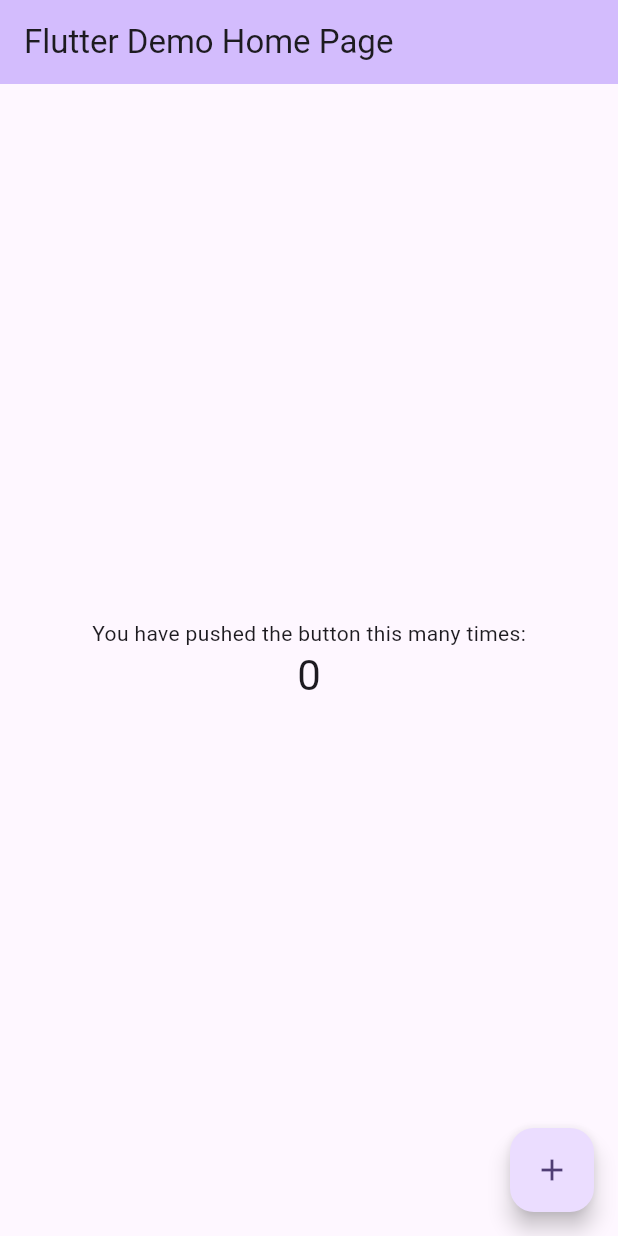
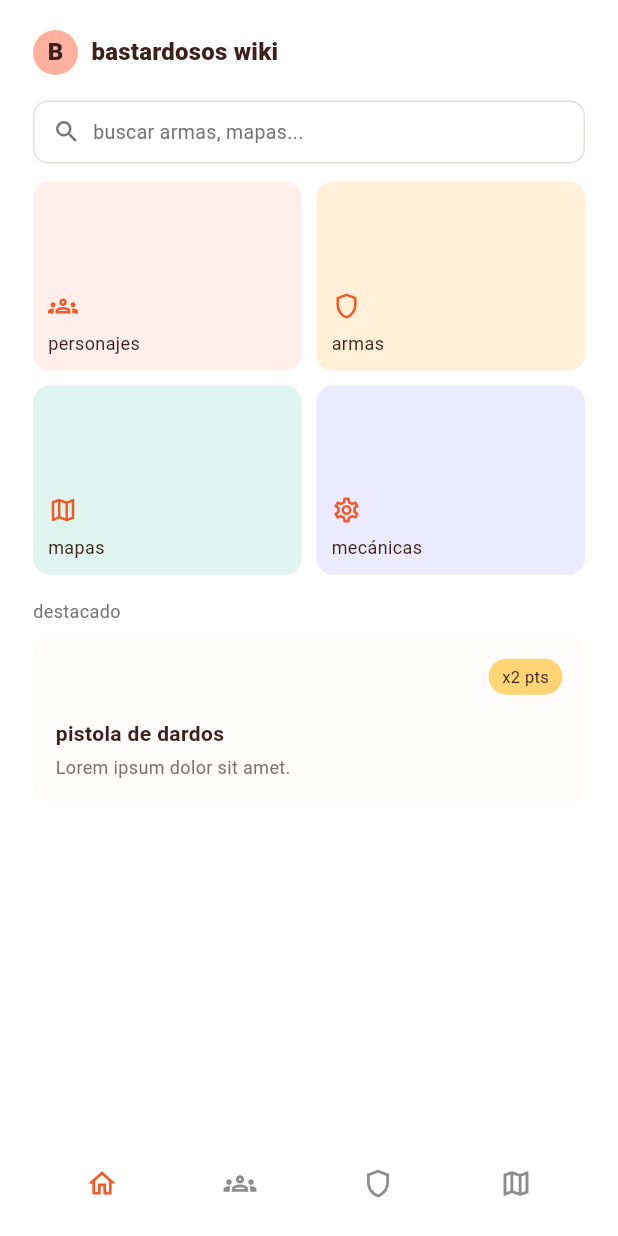
Before and after one commit to CrazyBread7364/Bearstards_Movil_Application, a Flutter app: the screen it shows after launch, on a phone screen of 412 x 824 dp. Run offline on Flutter 3.47's test engine with Material 3 defaults, Android fonts, the phone set to English and light mode, and no system bars; Roboto replaces fonts that are missing (Arial).

Commit message:
feat: primeros disenos

```diff
--- a/lib/main.dart
+++ b/lib/main.dart
@@ -1,122 +1,140 @@
 import 'package:flutter/material.dart';
 
-void main() {
-  runApp(const MyApp());
-}
+void main() => runApp(const BastardososWikiApp());
 
-class MyApp extends StatelessWidget {
-  const MyApp({super.key});
+class BastardososWikiApp extends StatelessWidget {
+  const BastardososWikiApp({super.key});
 
-  // This widget is the root of your application.
   @override
   Widget build(BuildContext context) {
     return MaterialApp(
-      title: 'Flutter Demo',
+      debugShowCheckedModeBanner: false,
+      title: 'Bastardosos Wiki',
       theme: ThemeData(
-        // This is the theme of your application.
-        //
-        // TRY THIS: Try running your application with "flutter run". You'll see
-        // the application has a purple toolbar. Then, without quitting the app,
-        // try changing the seedColor in the colorScheme below to Colors.green
-        // and then invoke "hot reload" (save your changes or press the "hot
-        // reload" button in a Flutter-supported IDE, or press "r" if you used
-        // the command line to start the app).
-        //
-        // Notice that the counter didn't reset back to zero; the application
-        // state is not lost during the reload. To reset the state, use hot
-        // restart instead.
-        //
-        // This works for code too, not just values: Most code changes can be
-        // tested with just a hot reload.
-        colorScheme: .fromSeed(seedColor: Colors.deepPurple),
+        useMaterial3: true,
+        scaffoldBackgroundColor: Colors.white,
+        colorScheme: ColorScheme.fromSeed(seedColor: _orange),
+        fontFamily: 'Arial',
       ),
-      home: const MyHomePage(title: 'Flutter Demo Home Page'),
+      home: const HomeScreen(),
     );
   }
 }
 
-class MyHomePage extends StatefulWidget {
-  const MyHomePage({super.key, required this.title});
+const _ink = Color(0xFF3C201B);
+const _muted = Color(0xFF737373);
+const _orange = Color(0xFFF05A28);
 
-  // This widget is the home page of your application. It is stateful, meaning
-  // that it has a State object (defined below) that contains fields that affect
-  // how it looks.
-
-  // This class is the configuration for the state. It holds the values (in this
-  // case the title) provided by the parent (in this case the App widget) and
-  // used by the build method of the State. Fields in a Widget subclass are
-  // always marked "final".
-
-  final String title;
+class HomeScreen extends StatelessWidget {
+  const HomeScreen({super.key});
 
   @override
-  State<MyHomePage> createState() => _MyHomePageState();
+  Widget build(BuildContext context) => Scaffold(
+        body: SafeArea(
+          child: Padding(
+            padding: const EdgeInsets.fromLTRB(22, 20, 22, 8),
+            child: Column(crossAxisAlignment: CrossAxisAlignment.start, children: [
+              Row(children: [
+                const CircleAvatar(radius: 15, backgroundColor: Color(0xFFFFB09C), child: Text('B', style: TextStyle(color: _ink, fontWeight: FontWeight.w800))),
+                const SizedBox(width: 9),
+                Text('bastardosos wiki', style: Theme.of(context).textTheme.titleMedium?.copyWith(fontWeight: FontWeight.w800, color: _ink)),
+              ]),
+              const SizedBox(height: 17),
+              const _SearchField(),
+              const SizedBox(height: 12),
+              Expanded(child: SingleChildScrollView(child: Column(crossAxisAlignment: CrossAxisAlignment.start, children: [
+                GridView.count(
+                  crossAxisCount: 2, shrinkWrap: true, physics: const NeverScrollableScrollPhysics(), childAspectRatio: 1.42, crossAxisSpacing: 10, mainAxisSpacing: 10,
+                  children: [
+                    const _CategoryCard(label: 'personajes', icon: Icons.groups_outlined, color: Color(0xFFFFEEE9)),
+                    _CategoryCard(label: 'armas', icon: Icons.shield_outlined, color: const Color(0xFFFFF0D7), onTap: () => Navigator.of(context).push(MaterialPageRoute(builder: (_) => const WeaponsScreen()))),
+                    const _CategoryCard(label: 'mapas', icon: Icons.map_outlined, color: Color(0xFFE0F5EF)),
+                    const _CategoryCard(label: 'mecánicas', icon: Icons.settings_outlined, color: Color(0xFFEBEAFF)),
+                  ],
+                ),
+                const SizedBox(height: 16),
+                const Text('destacado', style: TextStyle(fontSize: 12, color: _muted)),
+                const SizedBox(height: 8),
+                InkWell(
+                  borderRadius: BorderRadius.circular(12), onTap: () => Navigator.of(context).push(MaterialPageRoute(builder: (_) => const DetailScreen())),
+                  child: Container(width: double.infinity, padding: const EdgeInsets.all(15), decoration: BoxDecoration(color: const Color(0xFFFFFCFB), borderRadius: BorderRadius.circular(12)), child: Column(crossAxisAlignment: CrossAxisAlignment.start, children: [
+                    const Align(alignment: Alignment.topRight, child: _Pill(text: 'x2 pts', color: Color(0xFFFFD475))),
+                    const SizedBox(height: 16), const Text('pistola de dardos', style: TextStyle(fontWeight: FontWeight.w600, color: _ink)), const SizedBox(height: 4), const Text('Lorem ipsum dolor sit amet.', style: TextStyle(color: _muted, fontSize: 12)),
+                  ])),
+                ),
+              ]))),
+              const _BottomNavigation(active: 0),
+            ]),
+          ),
+        ),
+      );
 }
 
-class _MyHomePageState extends State<MyHomePage> {
-  int _counter = 0;
-
-  void _incrementCounter() {
-    setState(() {
-      // This call to setState tells the Flutter framework that something has
-      // changed in this State, which causes it to rerun the build method below
-      // so that the display can reflect the updated values. If we changed
-      // _counter without calling setState(), then the build method would not be
-      // called again, and so nothing would appear to happen.
-      _counter++;
-    });
-  }
-
+class WeaponsScreen extends StatelessWidget {
+  const WeaponsScreen({super.key});
   @override
   Widget build(BuildContext context) {
-    // This method is rerun every time setState is called, for instance as done
-    // by the _incrementCounter method above.
-    //
-    // The Flutter framework has been optimized to make rerunning build methods
-    // fast, so that you can just rebuild anything that needs updating rather
-    // than having to individually change instances of widgets.
+    final weapons = [
+      ('spray y mechero', 'lanzallamas improvisado', Icons.local_fire_department_outlined, const Color(0xFFFFECD4)),
+      ('aguja para coser', 'arma blanca básica', Icons.push_pin_outlined, const Color(0xFFFFEDE9)),
+      ('pistola de dardos', 'ronda final, x2 puntos', Icons.gps_fixed, const Color(0xFFFFF0D7)),
+      ('caja de galletas', 'curación mayor', Icons.link, const Color(0xFFE0F5EF)),
+    ];
     return Scaffold(
-      appBar: AppBar(
-        // TRY THIS: Try changing the color here to a specific color (to
-        // Colors.amber, perhaps?) and trigger a hot reload to see the AppBar
-        // change color while the other colors stay the same.
-        backgroundColor: Theme.of(context).colorScheme.inversePrimary,
-        // Here we take the value from the MyHomePage object that was created by
-        // the App.build method, and use it to set our appbar title.
-        title: Text(widget.title),
-      ),
-      body: Center(
-        // Center is a layout widget. It takes a single child and positions it
-        // in the middle of the parent.
-        child: Column(
-          // Column is also a layout widget. It takes a list of children and
-          // arranges them vertically. By default, it sizes itself to fit its
-          // children horizontally, and tries to be as tall as its parent.
-          //
-          // Column has various properties to control how it sizes itself and
-          // how it positions its children. Here we use mainAxisAlignment to
-          // center the children vertically; the main axis here is the vertical
-          // axis because Columns are vertical (the cross axis would be
-          // horizontal).
-          //
-          // TRY THIS: Invoke "debug painting" (choose the "Toggle Debug Paint"
-          // action in the IDE, or press "p" in the console), to see the
-          // wireframe for each widget.
-          mainAxisAlignment: .center,
-          children: [
-            const Text('You have pushed the button this many times:'),
-            Text(
-              '$_counter',
-              style: Theme.of(context).textTheme.headlineMedium,
-            ),
-          ],
-        ),
-      ),
-      floatingActionButton: FloatingActionButton(
-        onPressed: _incrementCounter,
-        tooltip: 'Increment',
-        child: const Icon(Icons.add),
-      ),
+      appBar: AppBar(leading: IconButton(icon: const Icon(Icons.arrow_back), onPressed: () => Navigator.pop(context)), title: const Text('armas', style: TextStyle(fontWeight: FontWeight.w800, fontSize: 16))),
+      body: SafeArea(top: false, child: Padding(padding: const EdgeInsets.fromLTRB(22, 8, 22, 8), child: Column(children: [
+        Expanded(child: ListView.separated(
+          itemCount: weapons.length, separatorBuilder: (_, _) => const Divider(height: 1, color: Color(0xFFE8E2DE)),
+          itemBuilder: (context, index) { final item = weapons[index]; return InkWell(onTap: () => Navigator.of(context).push(MaterialPageRoute(builder: (_) => const DetailScreen())), child: Padding(padding: const EdgeInsets.symmetric(vertical: 11), child: Row(children: [
+            Container(width: 34, height: 34, decoration: BoxDecoration(color: item.$4, borderRadius: BorderRadius.circular(9)), child: Icon(item.$3, size: 18, color: _orange)), const SizedBox(width: 10),
+            Expanded(child: Column(crossAxisAlignment: CrossAxisAlignment.start, children: [Text(item.$1, style: const TextStyle(fontWeight: FontWeight.w600, color: _ink)), Text(item.$2, style: const TextStyle(fontSize: 12, color: _muted))])), const Icon(Icons.chevron_right, color: _muted),
+          ]))); },
+        )),
+        const _BottomNavigation(active: 2),
+      ]))),
     );
   }
 }
+
+class DetailScreen extends StatelessWidget {
+  const DetailScreen({super.key});
+  @override
+  Widget build(BuildContext context) => Scaffold(
+        appBar: AppBar(leading: IconButton(icon: const Icon(Icons.arrow_back), onPressed: () => Navigator.pop(context)), title: const Text('armas', style: TextStyle(fontWeight: FontWeight.w800, fontSize: 16))),
+        body: SafeArea(top: false, child: Padding(padding: const EdgeInsets.fromLTRB(22, 12, 22, 22), child: Column(crossAxisAlignment: CrossAxisAlignment.start, children: [
+          Container(height: 122, width: double.infinity, decoration: BoxDecoration(color: const Color(0xFFFFEEE9), borderRadius: BorderRadius.circular(12)), child: const Center(child: Icon(Icons.gps_fixed, size: 46, color: _orange))),
+          const SizedBox(height: 15), const Text('pistola de dardos', style: TextStyle(fontSize: 19, fontWeight: FontWeight.w800, color: _ink)), const SizedBox(height: 8),
+          const Row(children: [_Pill(text: 'x2 puntos', color: Color(0xFFFFD475)), SizedBox(width: 8), _Pill(text: '6 disparos', color: Color(0xFFF5F1EF))]),
+          const SizedBox(height: 18), const Row(children: [_Stat(title: 'alto', caption: 'daño'), _Stat(title: 'medio', caption: 'alcance'), _Stat(title: 'limitada', caption: 'munición')]), const SizedBox(height: 20),
+          const Text('Lorem ipsum dolor sit amet, consectetur adipiscing elit. Sed posuere lorem id quam interdum, a lobortis massa feugiat.', style: TextStyle(height: 1.45, color: _muted)),
+          const Spacer(),
+          OutlinedButton(onPressed: () => Navigator.pop(context), style: OutlinedButton.styleFrom(minimumSize: const Size.fromHeight(48), foregroundColor: _ink, side: const BorderSide(color: Color(0xFFD7CCC7)), shape: RoundedRectangleBorder(borderRadius: BorderRadius.circular(10))), child: const Text('volver a la lista')),
+        ])),
+      );
+}
+
+class _SearchField extends StatelessWidget {
+  const _SearchField();
+  @override Widget build(BuildContext context) => Container(height: 42, decoration: BoxDecoration(border: Border.all(color: const Color(0xFFE5DFDB)), borderRadius: BorderRadius.circular(10)), child: const Row(children: [SizedBox(width: 12), Icon(Icons.search, size: 19, color: _muted), SizedBox(width: 8), Text('buscar armas, mapas...', style: TextStyle(color: _muted, fontSize: 13))]));
+}
+
+class _CategoryCard extends StatelessWidget {
+  const _CategoryCard({required this.label, required this.icon, required this.color, this.onTap});
+  final String label; final IconData icon; final Color color; final VoidCallback? onTap;
+  @override Widget build(BuildContext context) => InkWell(onTap: onTap, borderRadius: BorderRadius.circular(11), child: Ink(decoration: BoxDecoration(color: color, borderRadius: BorderRadius.circular(11)), child: Padding(padding: const EdgeInsets.all(10), child: Column(crossAxisAlignment: CrossAxisAlignment.start, mainAxisAlignment: MainAxisAlignment.end, children: [Icon(icon, color: _orange, size: 20), const SizedBox(height: 6), Text(label, style: const TextStyle(fontSize: 12, color: _ink))]))));
+}
+
+class _Pill extends StatelessWidget {
+  const _Pill({required this.text, required this.color}); final String text; final Color color;
+  @override Widget build(BuildContext context) => Container(padding: const EdgeInsets.symmetric(horizontal: 9, vertical: 4), decoration: BoxDecoration(color: color, borderRadius: BorderRadius.circular(20)), child: Text(text, style: const TextStyle(fontSize: 11, color: _ink)));
+}
+
+class _Stat extends StatelessWidget {
+  const _Stat({required this.title, required this.caption}); final String title; final String caption;
+  @override Widget build(BuildContext context) => Expanded(child: Column(crossAxisAlignment: CrossAxisAlignment.start, children: [Text(title, style: const TextStyle(fontWeight: FontWeight.w800, color: _ink)), Text(caption, style: const TextStyle(fontSize: 11, color: _muted))]));
+}
+
+class _BottomNavigation extends StatelessWidget {
+  const _BottomNavigation({required this.active}); final int active;
+  @override Widget build(BuildContext context) { const icons = [Icons.home_outlined, Icons.groups_outlined, Icons.shield_outlined, Icons.map_outlined]; return SizedBox(height: 54, child: Row(mainAxisAlignment: MainAxisAlignment.spaceAround, children: List.generate(icons.length, (index) => Icon(icons[index], color: index == active ? _orange : const Color(0xFF8D8D8D), size: 22)))); }
+}
```
Also changed, not shown: 1 other file.
